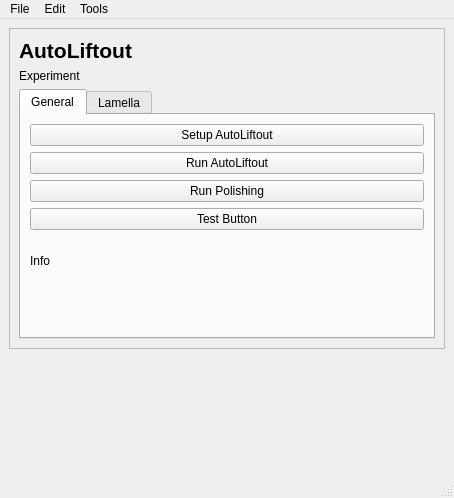
Old version of the form liftout/gui/qtdesigner_files/AutoLiftoutUI.ui in the repository Phaips/autoliftout.
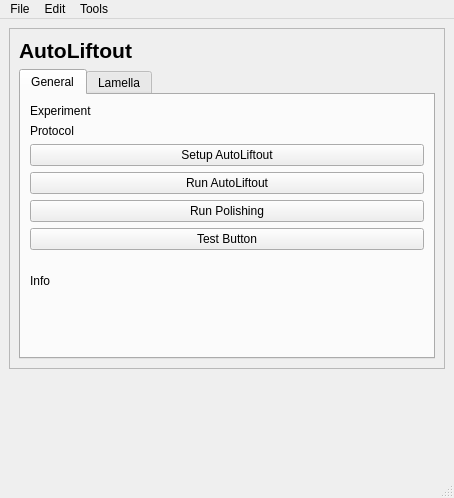
New version of the form.

Commit message: [UI] info upgrade

```diff
--- a/liftout/gui/qtdesigner_files/AutoLiftoutUI.ui
+++ b/liftout/gui/qtdesigner_files/AutoLiftoutUI.ui
@@ -30,7 +30,7 @@
        <enum>QFrame::Raised</enum>
       </property>
       <layout class="QGridLayout" name="gridLayout_2">
-       <item row="9" column="0">
+       <item row="10" column="0">
         <widget class="QTabWidget" name="tabWidget">
          <property name="currentIndex">
           <number>0</number>
@@ -40,28 +40,48 @@
            <string>General</string>
           </attribute>
           <layout class="QGridLayout" name="gridLayout_3">
-           <item row="3" column="0">
+           <item row="1" column="0">
+            <widget class="QLabel" name="label_protocol_name">
+             <property name="text">
+              <string>Protocol</string>
+             </property>
+            </widget>
+           </item>
+           <item row="5" column="0">
             <widget class="QPushButton" name="pushButton_test_button">
              <property name="text">
               <string>Test Button</string>
              </property>
             </widget>
            </item>
-           <item row="1" column="0">
+           <item row="7" column="0">
+            <spacer name="verticalSpacer_2">
+             <property name="orientation">
+              <enum>Qt::Vertical</enum>
+             </property>
+             <property name="sizeHint" stdset="0">
+              <size>
+               <width>20</width>
+               <height>40</height>
+              </size>
+             </property>
+            </spacer>
+           </item>
+           <item row="3" column="0">
             <widget class="QPushButton" name="pushButton_run_autoliftout">
              <property name="text">
               <string>Run AutoLiftout</string>
              </property>
             </widget>
            </item>
-           <item row="0" column="0">
+           <item row="2" column="0">
             <widget class="QPushButton" name="pushButton_setup_autoliftout">
              <property name="text">
               <string>Setup AutoLiftout</string>
              </property>
             </widget>
            </item>
-           <item row="4" column="0">
+           <item row="6" column="0">
             <widget class="QLabel" name="label_general_info">
              <property name="minimumSize">
               <size>
@@ -74,25 +94,19 @@
              </property>
             </widget>
            </item>
-           <item row="2" column="0">
+           <item row="4" column="0">
             <widget class="QPushButton" name="pushButton_run_polishing">
              <property name="text">
               <string>Run Polishing</string>
              </property>
             </widget>
            </item>
-           <item row="5" column="0">
-            <spacer name="verticalSpacer_2">
-             <property name="orientation">
-              <enum>Qt::Vertical</enum>
+           <item row="0" column="0">
+            <widget class="QLabel" name="label_experiment_name">
+             <property name="text">
+              <string>Experiment</string>
              </property>
-             <property name="sizeHint" stdset="0">
-              <size>
-               <width>20</width>
-               <height>40</height>
-              </size>
-             </property>
-            </spacer>
+            </widget>
            </item>
           </layout>
          </widget>
@@ -169,13 +183,6 @@
          </property>
         </widget>
        </item>
-       <item row="1" column="0">
-        <widget class="QLabel" name="label_experiment_name">
-         <property name="text">
-          <string>Experiment</string>
-         </property>
-        </widget>
-       </item>
       </layout>
      </widget>
     </item>
```
Left out of the diff: 2 changed lines with no effect on the pictures. The commit also changes 3 other files.
